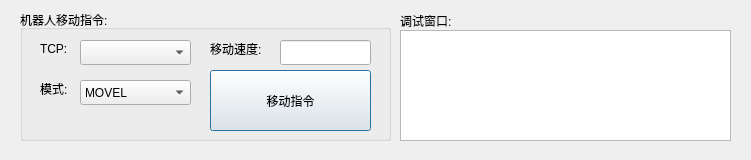
qubo188612/qtwelding, file keymovdlg.ui: the form before one commit.
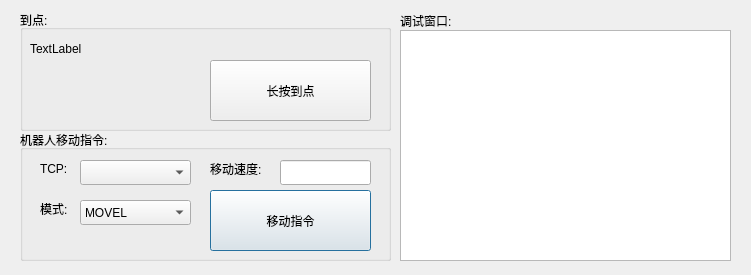
The form after the commit.

```diff
--- a/keymovdlg.ui
+++ b/keymovdlg.ui
@@ -7,7 +7,7 @@
     <x>0</x>
     <y>0</y>
     <width>751</width>
-    <height>160</height>
+    <height>275</height>
    </rect>
   </property>
   <property name="windowTitle">
@@ -17,7 +17,7 @@
    <property name="geometry">
     <rect>
      <x>20</x>
-     <y>10</y>
+     <y>130</y>
      <width>371</width>
      <height>131</height>
     </rect>
@@ -145,10 +145,62 @@
      <x>400</x>
      <y>30</y>
      <width>331</width>
-     <height>111</height>
+     <height>231</height>
     </rect>
    </property>
   </widget>
+  <widget class="QLabel" name="label_3">
+   <property name="geometry">
+    <rect>
+     <x>20</x>
+     <y>150</y>
+     <width>67</width>
+     <height>17</height>
+    </rect>
+   </property>
+   <property name="text">
+    <string/>
+   </property>
+  </widget>
+  <widget class="QGroupBox" name="groupBox_2">
+   <property name="geometry">
+    <rect>
+     <x>20</x>
+     <y>10</y>
+     <width>371</width>
+     <height>121</height>
+    </rect>
+   </property>
+   <property name="title">
+    <string>到点:</string>
+   </property>
+   <widget class="QLabel" name="arrive_pos">
+    <property name="geometry">
+     <rect>
+      <x>10</x>
+      <y>30</y>
+      <width>351</width>
+      <height>17</height>
+     </rect>
+    </property>
+    <property name="text">
+     <string>TextLabel</string>
+    </property>
+   </widget>
+   <widget class="QPushButton" name="arriveBtn">
+    <property name="geometry">
+     <rect>
+      <x>190</x>
+      <y>50</y>
+      <width>161</width>
+      <height>61</height>
+     </rect>
+    </property>
+    <property name="text">
+     <string>长按到点</string>
+    </property>
+   </widget>
+  </widget>
  </widget>
  <resources/>
  <connections/>
```
